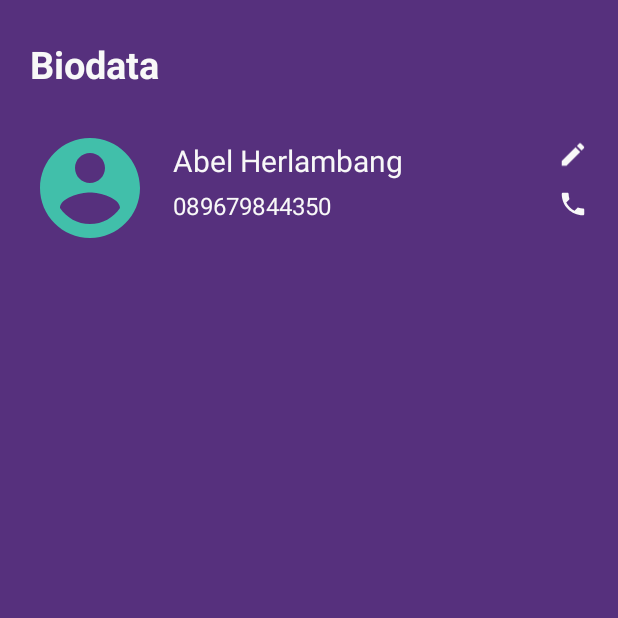
After one commit to abelherl/smkc-bio, an Android app: the HomeActivity screen opened directly, with no data from a screen before it, on a phone screen of 412 x 824 dp, the top half of it. The commit adds this screen. Run offline under Robolectric (Android 15) with nearby library versions, the phone set to English and light mode, and no system bars.

Commit message:
Added home screen Bug fixes

```diff
--- a/app/src/main/AndroidManifest.xml
+++ b/app/src/main/AndroidManifest.xml
@@ -9,13 +9,15 @@
         android:roundIcon="@mipmap/ic_launcher_round"
         android:supportsRtl="true"
         android:theme="@style/AppTheme">
+        <activity android:name=".HomeActivity"></activity>
         <activity android:name=".SplashActivity">
             <intent-filter>
                 <action android:name="android.intent.action.MAIN" />
+
                 <category android:name="android.intent.category.LAUNCHER" />
             </intent-filter>
         </activity>
-        <activity android:name=".MainActivity"></activity>
+        <activity android:name=".MainActivity" />
     </application>
 
 </manifest>
--- /dev/null
+++ b/app/src/main/java/com/example/biodata/HomeActivity.kt
@@ -0,0 +1,12 @@
+package com.example.biodata
+
+import androidx.appcompat.app.AppCompatActivity
+import android.os.Bundle
+
+class HomeActivity : AppCompatActivity() {
+
+    override fun onCreate(savedInstanceState: Bundle?) {
+        super.onCreate(savedInstanceState)
+        setContentView(R.layout.activity_home)
+    }
+}
--- /dev/null
+++ b/app/src/main/res/drawable/ic_account_circle_black_24dp.xml
@@ -0,0 +1,9 @@
+<vector xmlns:android="http://schemas.android.com/apk/res/android"
+        android:width="24dp"
+        android:height="24dp"
+        android:viewportWidth="24.0"
+        android:viewportHeight="24.0">
+    <path
+        android:fillColor="#FF000000"
+        android:pathData="M12,2C6.48,2 2,6.48 2,12s4.48,10 10,10 10,-4.48 10,-10S17.52,2 12,2zM12,5c1.66,0 3,1.34 3,3s-1.34,3 -3,3 -3,-1.34 -3,-3 1.34,-3 3,-3zM12,19.2c-2.5,0 -4.71,-1.28 -6,-3.22 0.03,-1.99 4,-3.08 6,-3.08 1.99,0 5.97,1.09 6,3.08 -1.29,1.94 -3.5,3.22 -6,3.22z"/>
+</vector>
--- /dev/null
+++ b/app/src/main/res/drawable/ic_local_phone_black_24dp.xml
@@ -0,0 +1,9 @@
+<vector xmlns:android="http://schemas.android.com/apk/res/android"
+        android:width="24dp"
+        android:height="24dp"
+        android:viewportWidth="24.0"
+        android:viewportHeight="24.0">
+    <path
+        android:fillColor="#FF000000"
+        android:pathData="M6.62,10.79c1.44,2.83 3.76,5.14 6.59,6.59l2.2,-2.2c0.27,-0.27 0.67,-0.36 1.02,-0.24 1.12,0.37 2.33,0.57 3.57,0.57 0.55,0 1,0.45 1,1V20c0,0.55 -0.45,1 -1,1 -9.39,0 -17,-7.61 -17,-17 0,-0.55 0.45,-1 1,-1h3.5c0.55,0 1,0.45 1,1 0,1.25 0.2,2.45 0.57,3.57 0.11,0.35 0.03,0.74 -0.25,1.02l-2.2,2.2z"/>
+</vector>
--- /dev/null
+++ b/app/src/main/res/drawable/ic_mode_edit_black_24dp.xml
@@ -0,0 +1,9 @@
+<vector xmlns:android="http://schemas.android.com/apk/res/android"
+        android:width="24dp"
+        android:height="24dp"
+        android:viewportWidth="24.0"
+        android:viewportHeight="24.0">
+    <path
+        android:fillColor="#FF000000"
+        android:pathData="M3,17.25V21h3.75L17.81,9.94l-3.75,-3.75L3,17.25zM20.71,7.04c0.39,-0.39 0.39,-1.02 0,-1.41l-2.34,-2.34c-0.39,-0.39 -1.02,-0.39 -1.41,0l-1.83,1.83 3.75,3.75 1.83,-1.83z"/>
+</vector>
--- /dev/null
+++ b/app/src/main/res/layout/activity_home.xml
@@ -0,0 +1,97 @@
+<?xml version="1.0" encoding="utf-8"?>
+<ScrollView xmlns:android="http://schemas.android.com/apk/res/android"
+    xmlns:app="http://schemas.android.com/apk/res-auto"
+    xmlns:tools="http://schemas.android.com/tools"
+    android:layout_width="match_parent"
+    android:layout_height="match_parent"
+    android:background="@color/colorPrimary">
+    <LinearLayout
+        android:layout_width="match_parent"
+        android:layout_height="match_parent"
+        tools:context=".MainActivity"
+        android:orientation="vertical"
+        android:paddingLeft="20dp"
+        android:paddingRight="20dp">
+
+        <androidx.appcompat.widget.AppCompatTextView
+            android:id="@+id/tv_judul"
+            android:layout_width="match_parent"
+            android:layout_height="wrap_content"
+            android:layout_marginTop="25dp"
+            android:textSize="25sp"
+            android:textColor="@color/white"
+            android:textStyle="bold"
+            android:text="@string/biodata"
+            />
+
+        <RelativeLayout
+            android:layout_width="match_parent"
+            android:layout_height="wrap_content">
+
+            <androidx.appcompat.widget.AppCompatImageView
+                android:id="@+id/iv_profil"
+                android:layout_width="80dp"
+                android:layout_height="80dp"
+                android:tint="@color/colorAccent1"
+                android:layout_marginTop="25dp"
+                android:src="@drawable/ic_account_circle_black_24dp"
+                />
+
+            <androidx.appcompat.widget.AppCompatTextView
+                android:id="@+id/tv_nama"
+                android:layout_width="match_parent"
+                android:layout_height="35dp"
+                android:layout_marginTop="25dp"
+                android:layout_marginLeft="15dp"
+                android:layout_toLeftOf="@id/iv_edit"
+                android:textSize="20sp"
+                android:textColor="@color/white"
+                android:text="Abel Herlambang"
+                android:gravity="bottom|left"
+                android:layout_toEndOf="@id/iv_profil"
+                android:lines="2"
+                />
+
+            <androidx.appcompat.widget.AppCompatTextView
+                android:id="@+id/tv_phone"
+                android:layout_width="match_parent"
+                android:layout_height="40dp"
+                android:layout_marginTop="5dp"
+                android:layout_alignStart="@id/tv_nama"
+                android:layout_alignEnd="@id/tv_nama"
+                android:textSize="16sp"
+                android:textColor="@color/white"
+                android:text="089679844350"
+                android:gravity="top|left"
+                android:layout_below="@id/tv_nama"
+                android:layout_toEndOf="@id/iv_profil"
+                android:lines="2"
+                />
+
+            <androidx.appcompat.widget.AppCompatImageView
+                android:id="@+id/iv_edit"
+                android:layout_width="20dp"
+                android:layout_height="35dp"
+                android:tint="@color/white"
+                android:layout_marginTop="25dp"
+                android:layout_alignParentEnd="true"
+                android:layout_alignBottom="@id/tv_nama"
+                android:src="@drawable/ic_mode_edit_black_24dp"
+                />
+
+            <androidx.appcompat.widget.AppCompatImageView
+                android:id="@+id/iv_dial"
+                android:layout_width="20dp"
+                android:layout_height="20dp"
+                android:tint="@color/white"
+                android:layout_alignEnd="@id/iv_edit"
+                android:layout_below="@id/iv_edit"
+                android:layout_alignTop="@id/tv_phone"
+                android:src="@drawable/ic_local_phone_black_24dp"
+                />
+
+        </RelativeLayout>
+
+    </LinearLayout>
+
+</ScrollView>
--- a/app/src/main/res/layout/activity_main.xml
+++ b/app/src/main/res/layout/activity_main.xml
@@ -9,15 +9,15 @@
         android:layout_width="match_parent"
         android:layout_height="match_parent"
         tools:context=".MainActivity"
-        android:orientation="vertical">
+        android:orientation="vertical"
+        android:paddingLeft="20dp"
+        android:paddingRight="20dp">
 
         <androidx.appcompat.widget.AppCompatTextView
             android:id="@+id/et_judul"
             android:layout_width="match_parent"
             android:layout_height="wrap_content"
             android:layout_marginTop="25dp"
-            android:layout_marginLeft="20dp"
-            android:layout_marginRight="20dp"
             android:textSize="25sp"
             android:textColor="@color/white"
             android:textStyle="bold"
@@ -29,8 +29,6 @@
             android:layout_width="match_parent"
             android:layout_height="50dp"
             android:layout_marginTop="25dp"
-            android:layout_marginLeft="20dp"
-            android:layout_marginRight="20dp"
             android:textColor="@color/white"
             android:shadowColor="@color/black"
             android:textColorHint="@color/hint"
@@ -65,8 +63,6 @@
             android:layout_width="match_parent"
             android:layout_height="wrap_content"
             android:layout_marginTop="25dp"
-            android:layout_marginLeft="20dp"
-            android:layout_marginRight="20dp"
             android:background="@drawable/rounded">
             <Spinner
                 android:id="@+id/spinnerGender"
@@ -81,8 +77,6 @@
             android:layout_width="match_parent"
             android:layout_height="50dp"
             android:layout_marginTop="25dp"
-            android:layout_marginLeft="20dp"
-            android:layout_marginRight="20dp"
             android:textColor="@color/white"
             android:shadowColor="@color/black"
             android:textColorHint="@color/hint"
@@ -96,8 +90,6 @@
             android:layout_width="match_parent"
             android:layout_height="50dp"
             android:layout_marginTop="25dp"
-            android:layout_marginLeft="20dp"
-            android:layout_marginRight="20dp"
             android:textColor="@color/white"
             android:shadowColor="@color/black"
             android:textColorHint="@color/hint"
@@ -111,8 +103,6 @@
             android:layout_width="match_parent"
             android:layout_height="50dp"
             android:layout_marginTop="25dp"
-            android:layout_marginLeft="20dp"
-            android:layout_marginRight="20dp"
             android:textColor="@color/white"
             android:shadowColor="@color/black"
             android:textColorHint="@color/hint"
@@ -126,8 +116,6 @@
             android:layout_width="match_parent"
             android:layout_height="120dp"
             android:layout_marginTop="25dp"
-            android:layout_marginLeft="20dp"
-            android:layout_marginRight="20dp"
             android:textColor="@color/white"
             android:shadowColor="@color/black"
             android:textColorHint="@color/hint"
@@ -141,8 +129,6 @@
             android:layout_height="50dp"
             android:layout_marginTop="50dp"
             android:layout_marginBottom="30dp"
-            android:layout_marginLeft="20dp"
-            android:layout_marginRight="20dp"
             android:background="@drawable/gradient"
             android:text="@string/simpan"
             android:textStyle="bold"
--- a/app/src/main/res/values/strings.xml
+++ b/app/src/main/res/values/strings.xml
@@ -10,6 +10,7 @@
     <string name="edit">Edit nama</string>
     <string name="dial">Dial</string>
     <string name="about">About</string>
+    <string name="biodata">Biodata</string>
 
     <string-array name="jk">
         <item>Pilih jenis kelamin</item>
```
